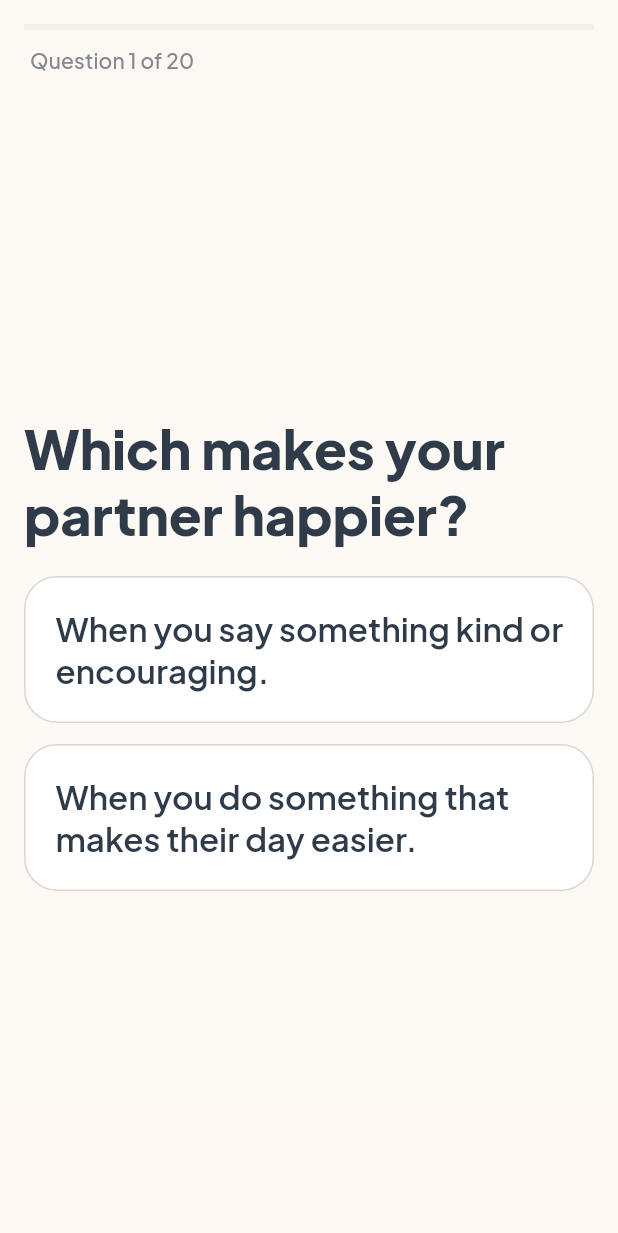
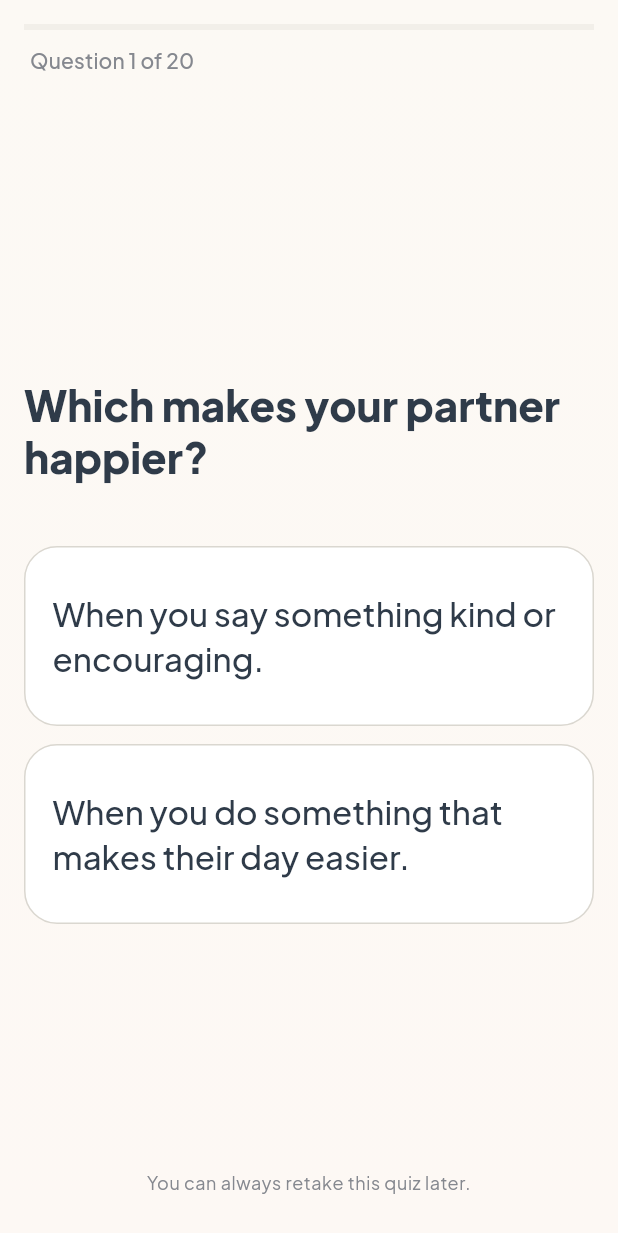
Before and after one commit to miedo007/LittleActs, a Flutter app: the LoveLanguageQuizScreen screen opened by its route, on a phone screen of 412 x 824 dp. Shown: the top 1233 px of the screen. Run offline on Flutter 3.47's test engine with Material 3 defaults, Android fonts, the phone set to English and light mode, and no system bars; our stand-ins replace flutter_local_notifications, flutter_riverpod, go_router, google_fonts, in_app_purchase, shared_preferences and 1 more; accounts and stored records are empty.

Commit message:
partner profile polish

```diff
--- a/lib/features/partner_profile/love_language_quiz_screen.dart
+++ b/lib/features/partner_profile/love_language_quiz_screen.dart
@@ -91,16 +91,30 @@ class _LoveLanguageQuizScreenState extends ConsumerState<LoveLanguageQuizScreen>
               ),
             ),
             const SizedBox(height: 12),
+            const SizedBox(height: 8),
             if (!_finalizing)
-              _QuestionCard(
+              Expanded(
+                child: _QuestionCard(
                   number: (index + 1).clamp(1, _questions.length),
                   total: _questions.length,
                   q: _questions[index],
                   onA: () => _answer(true),
                   onB: () => _answer(false),
+                ),
               )
             else
               const Expanded(child: Center(child: CircularProgressIndicator())),
+            Padding(
+              padding: const EdgeInsets.only(top: 12, left: 8, right: 8, bottom: 12),
+              child: Text(
+                'You can always retake this quiz later.',
+                textAlign: TextAlign.center,
+                style: Theme.of(context)
+                    .textTheme
+                    .bodySmall
+                    ?.copyWith(color: Theme.of(context).colorScheme.onSurfaceVariant),
+              ),
+            ),
           ],
         ),
       ),
@@ -162,30 +176,51 @@ class _QuestionCard extends StatelessWidget {
   final _Q q;
   final VoidCallback onA;
   final VoidCallback onB;
-  const _QuestionCard({required this.number, required this.total, required this.q, required this.onA, required this.onB});
+  const _QuestionCard({
+    required this.number,
+    required this.total,
+    required this.q,
+    required this.onA,
+    required this.onB,
+  });
+
+  static const double _questionHeight = 130;
+  static const double _choiceHeight = 120;
 
   @override
   Widget build(BuildContext context) {
-    final cs = Theme.of(context).colorScheme;
-    return Expanded(
-      child: Center(
+    return Center(
       child: ConstrainedBox(
         constraints: const BoxConstraints(maxWidth: 640),
         child: Column(
           mainAxisAlignment: MainAxisAlignment.center,
           crossAxisAlignment: CrossAxisAlignment.stretch,
           children: [
-              Text(
+            SizedBox(
+              height: _questionHeight,
+              child: Align(
+                alignment: Alignment.centerLeft,
+              child: Text(
                 q.title,
-                textAlign: TextAlign.left,
-                style: Theme.of(context).textTheme.displaySmall?.copyWith(fontWeight: FontWeight.w800),
+                style: Theme.of(context).textTheme.headlineMedium?.copyWith(
+                      fontWeight: FontWeight.w800,
+                      height: 1.25,
+                      color: AppColors.title,
                     ),
-              const SizedBox(height: 20),
-              _ChoiceTile(text: q.a, onTap: onA),
-              const SizedBox(height: 14),
-              _ChoiceTile(text: q.b, onTap: onB),
+              ),
+              ),
+            ),
+            const SizedBox(height: 12),
+            SizedBox(
+              height: _choiceHeight,
+              child: _ChoiceTile(text: q.a, onTap: onA),
+            ),
+            const SizedBox(height: 12),
+            SizedBox(
+              height: _choiceHeight,
+              child: _ChoiceTile(text: q.b, onTap: onB),
+            ),
           ],
-          ),
         ),
       ),
     );
@@ -210,17 +245,16 @@ class _ChoiceTile extends StatelessWidget {
           color: Colors.white,
           border: Border.all(color: cs.outlineVariant),
         ),
-        child: Row(
-          crossAxisAlignment: CrossAxisAlignment.start,
-          children: [
-            const SizedBox(width: 2),
-            Expanded(
+        child: Align(
+          alignment: Alignment.centerLeft,
           child: Text(
             text,
-                style: Theme.of(context).textTheme.titleLarge?.copyWith(fontWeight: FontWeight.w600),
+            style: Theme.of(context).textTheme.titleLarge?.copyWith(
+                  fontWeight: FontWeight.w500,
+                  height: 1.35,
+                  color: AppColors.title,
                 ),
           ),
-          ],
         ),
       ),
     );
```
Also changed, not shown: lib/features/partner_profile/partner_profile_wizard.dart (+42 -3 lines), lib/features/partner_profile/profile_insights_screen.dart (+63 -6 lines), lib/features/partner_profile/quiz_results_teaser_screen.dart (+11 -6 lines). Lines whose indentation alone changed are shown as unchanged.
